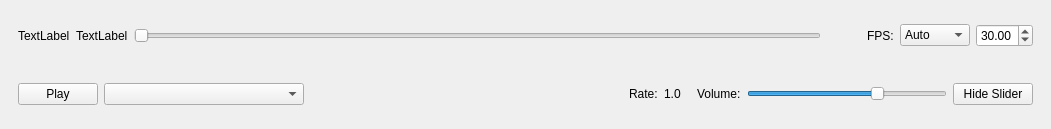
FilmColors/VIAN, file qt_ui/PlayerControls.ui: the form before one commit.
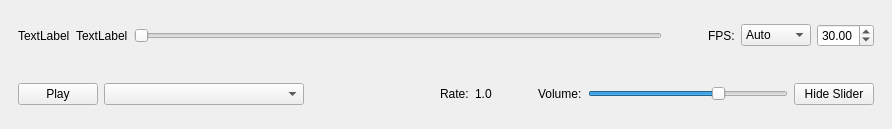
The form after the commit.

Patch:
```diff
--- a/qt_ui/PlayerControls.ui
+++ b/qt_ui/PlayerControls.ui
@@ -6,7 +6,7 @@
    <rect>
     <x>0</x>
     <y>0</y>
-    <width>1051</width>
+    <width>892</width>
     <height>129</height>
    </rect>
   </property>
@@ -18,7 +18,7 @@
   </property>
   <property name="minimumSize">
    <size>
-    <width>895</width>
+    <width>0</width>
     <height>0</height>
    </size>
   </property>
@@ -51,6 +51,12 @@
          </item>
          <item>
           <widget class="QSlider" name="sl_position">
+           <property name="sizePolicy">
+            <sizepolicy hsizetype="Expanding" vsizetype="Fixed">
+             <horstretch>0</horstretch>
+             <verstretch>0</verstretch>
+            </sizepolicy>
+           </property>
            <property name="maximum">
             <number>10000</number>
            </property>
@@ -151,7 +157,7 @@
            </property>
            <property name="sizeHint" stdset="0">
             <size>
-             <width>40</width>
+             <width>0</width>
              <height>5</height>
             </size>
            </property>
@@ -177,11 +183,11 @@
             <enum>Qt::Horizontal</enum>
            </property>
            <property name="sizeType">
-            <enum>QSizePolicy::Minimum</enum>
+            <enum>QSizePolicy::Fixed</enum>
            </property>
            <property name="sizeHint" stdset="0">
             <size>
-             <width>10</width>
+             <width>40</width>
              <height>20</height>
             </size>
            </property>
@@ -198,16 +204,22 @@
           <widget class="QSlider" name="sl_volume">
            <property name="sizePolicy">
             <sizepolicy hsizetype="Minimum" vsizetype="Fixed">
-             <horstretch>0</horstretch>
+             <horstretch>1</horstretch>
              <verstretch>0</verstretch>
             </sizepolicy>
            </property>
            <property name="minimumSize">
             <size>
-             <width>200</width>
+             <width>0</width>
              <height>0</height>
             </size>
            </property>
+           <property name="maximumSize">
+            <size>
+             <width>200</width>
+             <height>16777215</height>
+            </size>
+           </property>
            <property name="maximum">
             <number>150</number>
            </property>
```
Left out of the diff: 10 changed lines with no effect on the pictures.
